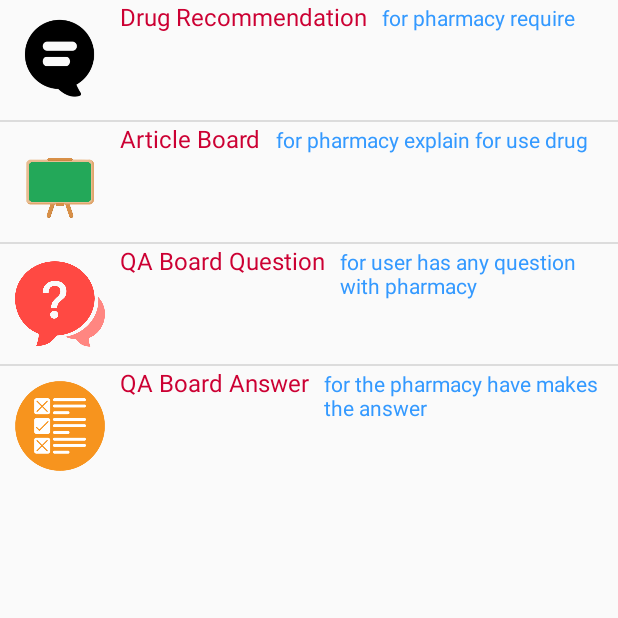
After one commit to kullawattana/Hygeia, an Android app: the PharmacyMainActivity screen opened directly, with no data from a screen before it, on a phone screen of 412 x 824 dp, the top half of it. The commit adds this screen. Run offline under Robolectric (Android 15) with nearby library versions, the phone set to English and light mode, and no system bars.

Commit message:
Update Code

```diff
--- a/app/build.gradle
+++ b/app/build.gradle
@@ -85,5 +85,6 @@ dependencies {
     implementation files('libs/additionnal.jar')
     implementation files('libs/mail.jar')
     implementation project(':steppers')
+    implementation project(path: ':dialoglib')
 }
 apply plugin: 'com.google.gms.google-services'
--- a/app/src/main/java/com/eng/chula/se/hygeia/activities/Pharmacy/ArticleBoardActivity.java
+++ b/app/src/main/java/com/eng/chula/se/hygeia/activities/Pharmacy/ArticleBoardActivity.java
@@ -47,11 +47,11 @@ public class ArticleBoardActivity extends AppCompatActivity implements View.OnCl
     protected void onStart() {
         super.onStart();
 
-        if (!SharedPrefManager.getInstance(this).isLoggedIn()) {
+        /*if (!SharedPrefManager.getInstance(this).isLoggedIn()) {
             Intent intent = new Intent(this, LoginMainActivity.class);
             intent.setFlags(Intent.FLAG_ACTIVITY_NEW_TASK | Intent.FLAG_ACTIVITY_CLEAR_TASK);
             startActivity(intent);
-        }
+        }*/
     }
 
     private void articleBoard() {
--- a/app/src/main/java/com/eng/chula/se/hygeia/activities/Pharmacy/DrugRecommendationActivity.java
+++ b/app/src/main/java/com/eng/chula/se/hygeia/activities/Pharmacy/DrugRecommendationActivity.java
@@ -50,11 +50,11 @@ public class DrugRecommendationActivity extends AppCompatActivity implements Vie
         super.onStart();
 
         //Not Login
-        if (!SharedPrefManager.getInstance(this).isLoggedIn()) {
+        /*if (!SharedPrefManager.getInstance(this).isLoggedIn()) {
             Intent intent = new Intent(this, LoginMainActivity.class);
             intent.setFlags(Intent.FLAG_ACTIVITY_NEW_TASK | Intent.FLAG_ACTIVITY_CLEAR_TASK);
             startActivity(intent);
-        }
+        }*/
     }
 
     private void drugRecommendation() {
--- a/app/src/main/java/com/eng/chula/se/hygeia/activities/Pharmacy/QABoardAnswerActivity.java
+++ b/app/src/main/java/com/eng/chula/se/hygeia/activities/Pharmacy/QABoardAnswerActivity.java
@@ -45,11 +45,11 @@ public class QABoardAnswerActivity extends AppCompatActivity implements View.OnC
     protected void onStart() {
         super.onStart();
 
-        if (!SharedPrefManager.getInstance(this).isLoggedIn()) {
+        /*if (!SharedPrefManager.getInstance(this).isLoggedIn()) {
             Intent intent = new Intent(this, LoginMainActivity.class);
             intent.setFlags(Intent.FLAG_ACTIVITY_NEW_TASK | Intent.FLAG_ACTIVITY_CLEAR_TASK);
             startActivity(intent);
-        }
+        }*/
     }
 
     private void answerRequest() {
--- a/app/src/main/java/com/eng/chula/se/hygeia/activities/Pharmacy/QABoardQuestionActivity.java
+++ b/app/src/main/java/com/eng/chula/se/hygeia/activities/Pharmacy/QABoardQuestionActivity.java
@@ -45,11 +45,11 @@ public class QABoardQuestionActivity extends AppCompatActivity implements View.O
     protected void onStart() {
         super.onStart();
 
-        if (!SharedPrefManager.getInstance(this).isLoggedIn()) {
+        /*if (!SharedPrefManager.getInstance(this).isLoggedIn()) {
             Intent intent = new Intent(this, LoginMainActivity.class);
             intent.setFlags(Intent.FLAG_ACTIVITY_NEW_TASK | Intent.FLAG_ACTIVITY_CLEAR_TASK);
             startActivity(intent);
-        }
+        }*/
     }
 
     private void questionRequest() {
--- /dev/null
+++ b/app/src/main/java/com/eng/chula/se/hygeia/activities/PharmacyMainActivity.java
@@ -0,0 +1,92 @@
+package com.eng.chula.se.hygeia.activities;
+
+import android.content.Intent;
+import android.os.Bundle;
+import android.support.v7.app.AppCompatActivity;
+import android.view.View;
+import android.widget.AdapterView;
+import android.widget.ListView;
+
+import com.eng.chula.se.hygeia.LineLogin.MainLoginLineActivity;
+import com.eng.chula.se.hygeia.R;
+import com.eng.chula.se.hygeia.activities.Login.FirebaseLoginProfileMainActivity;
+import com.eng.chula.se.hygeia.activities.Login.LoginFacebookActivity;
+import com.eng.chula.se.hygeia.activities.Login.LoginGoogleActivity;
+import com.eng.chula.se.hygeia.activities.Pharmacy.ArticleBoardActivity;
+import com.eng.chula.se.hygeia.activities.Pharmacy.DrugRecommendationActivity;
+import com.eng.chula.se.hygeia.activities.Pharmacy.PharmacyFormActivity;
+import com.eng.chula.se.hygeia.activities.Pharmacy.QABoardAnswerActivity;
+import com.eng.chula.se.hygeia.activities.Pharmacy.QABoardQuestionActivity;
+import com.eng.chula.se.hygeia.adapters.CustomListViewAdapter;
+import com.eng.chula.se.hygeia.models.RowItem;
+
+import java.util.ArrayList;
+import java.util.List;
+
+/**
+ * Created by Suttipong.k
+ * on 9/11/2017.
+ */
+
+public class PharmacyMainActivity extends AppCompatActivity implements AdapterView.OnItemClickListener {
+
+	private static final Class[] CLASSES = new Class[]{
+			DrugRecommendationActivity.class,
+			ArticleBoardActivity.class,
+			QABoardQuestionActivity.class,
+			QABoardAnswerActivity.class
+	};
+
+	public static final String[] titles = new String[] {
+			"Drug Recommendation",
+			"Article Board",
+			"QA Board Question",
+			"QA Board Answer"
+	};
+
+	public static final String[] descriptions = new String[] {
+			"for pharmacy require",
+			"for pharmacy explain for use drug",
+			"for user has any question with pharmacy",
+			"for the pharmacy have makes the answer"
+	};
+
+	public static final Integer[] images = {
+			R.drawable.drug_recomendation_icon,
+			R.drawable.article_board,
+			R.drawable.question_icon,
+			R.drawable.answer_icon
+	};
+
+	List<RowItem> rowItems;
+	ListView listView;
+
+	@Override
+	protected void onCreate(Bundle savedInstanceState) {
+		super.onCreate(savedInstanceState);
+		setContentView(R.layout.activity_main_pharmacy);
+
+		rowItems = new ArrayList<RowItem>();
+		for (int i = 0; i < titles.length; i++) {
+			RowItem item = new RowItem(images[i], titles[i], descriptions[i]);
+			rowItems.add(item);
+		}
+
+		listView = (ListView) findViewById(R.id.list);
+		CustomListViewAdapter adapter = new CustomListViewAdapter(this, R.layout.pharmacy_list_item, rowItems);
+		listView.setAdapter(adapter);
+		listView.setOnItemClickListener(this);
+	}
+
+	@Override
+	public void onItemClick(AdapterView<?> parent, View view, int position, long id) {
+		Class clicked = CLASSES[position];								//index class name
+		startActivity(new Intent(this, clicked));			//Set Start Activity
+	}
+
+	//Main Speech Recognition
+	@Override
+	protected void onActivityResult(int requestCode, int resultCode, Intent data) {
+		super.onActivityResult(requestCode, resultCode, data);
+	}
+}
--- /dev/null
+++ b/app/src/main/res/layout/activity_main_pharmacy.xml
@@ -0,0 +1,13 @@
+<?xml version="1.0" encoding="utf-8"?>
+<LinearLayout xmlns:android="http://schemas.android.com/apk/res/android"
+    android:layout_width="fill_parent"
+    android:layout_height="fill_parent"
+    xmlns:app="http://schemas.android.com/apk/res-auto"
+    android:orientation="vertical" >
+
+    <ListView
+        android:id="@+id/list"
+        android:layout_width="match_parent"
+        android:layout_height="wrap_content" />
+
+</LinearLayout>
--- a/app/src/main/res/layout/qa_board_answer.xml
+++ b/app/src/main/res/layout/qa_board_answer.xml
@@ -10,8 +10,8 @@
     <ImageView
         android:id="@+id/imageView4"
         android:layout_width="match_parent"
-        android:layout_height="130dp"
-        app:srcCompat="@drawable/article_board" />
+        android:layout_height="90dp"
+        app:srcCompat="@drawable/answer_icon" />
 
     <TextView
         android:layout_width="wrap_content"
--- a/app/src/main/res/layout/qa_board_question.xml
+++ b/app/src/main/res/layout/qa_board_question.xml
@@ -10,8 +10,8 @@
     <ImageView
         android:id="@+id/imageView4"
         android:layout_width="match_parent"
-        android:layout_height="150dp"
-        app:srcCompat="@drawable/article_board" />
+        android:layout_height="100dp"
+        app:srcCompat="@drawable/question_icon" />
 
     <TextView
         android:layout_width="wrap_content"
--- a/settings.gradle
+++ b/settings.gradle
@@ -1 +1 @@
-include ':app', ':steppers'
+include ':app', ':steppers', ':dialoglib'
```
Also changed, not shown: app/src/main/AndroidManifest.xml (+30 -3 lines), app/src/main/java/com/eng/chula/se/hygeia/activities/HistoryMainActivity.java (added, +81 -0 lines), app/src/main/java/com/eng/chula/se/hygeia/activities/Homepage/FirebaseProfileActivity.java (+15 -17 lines), app/src/main/java/com/eng/chula/se/hygeia/activities/MainTestActivity.java (added, +56 -0 lines), app/src/main/res/layout/activity_main_history.xml (added, +13 -0 lines), app/src/main/res/layout/history_list_item.xml (added, +33 -0 lines), app/src/main/res/layout/pharmacy_list_item.xml (added, +33 -0 lines), app/src/main/res/drawable/answer_icon.png (added), app/src/main/res/drawable/google_icon.png (added), app/src/main/res/drawable/question_icon.png (added).
